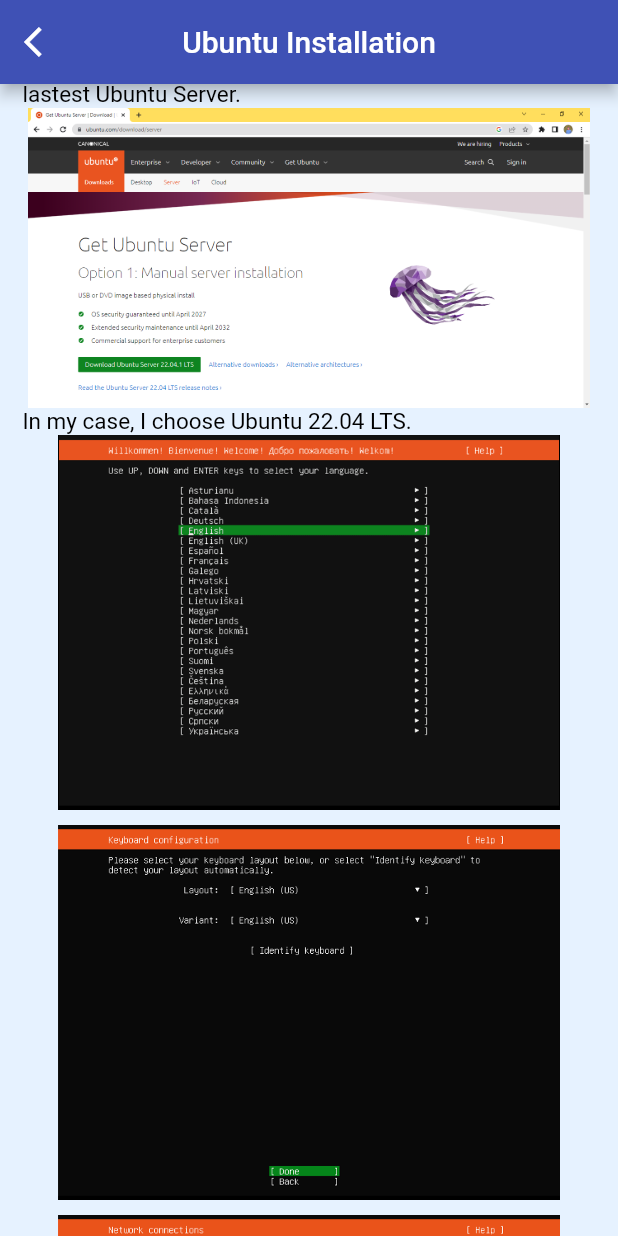
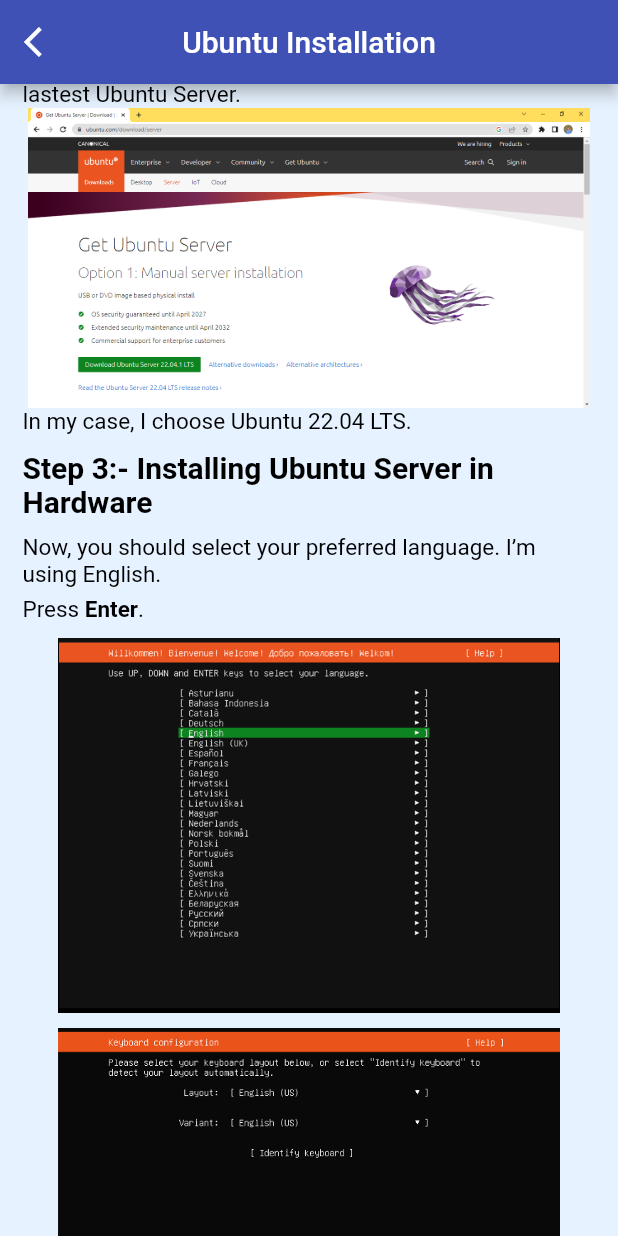
Before and after one commit to selvaraj-kuppusamy/linuxgeek, a Flutter app: the Ubuntuinstallation screen opened directly, scrolled down 576 dp, on a phone screen of 412 x 824 dp. Run offline on Flutter 3.47's test engine with Material 2 defaults, Android fonts, the phone set to English and light mode, and no system bars.

Commit message:
linux geek

```diff
--- a/lib/installation/centosinstallation.dart
+++ b/lib/installation/centosinstallation.dart
@@ -274,7 +274,7 @@ class _CentosinstallationState extends State<Centosinstallation> {
             RichText(
                 text: const TextSpan(children: [
               TextSpan(
-                text: 'Press.',
+                text: 'Press',
                 style: normaltext1,
               ),
               TextSpan(
--- a/lib/installation/ubuntuinstallation.dart
+++ b/lib/installation/ubuntuinstallation.dart
@@ -212,7 +212,34 @@ class _UbuntuinstallationState extends State<Ubuntuinstallation> {
               'In my case, I choose Ubuntu 22.04 LTS.',
               style: normaltext1,
             ),
-
+            const SizedBox(
+              height: 10.0,
+            ),
+            const Text(
+              'Step 3:- Installing Ubuntu Server in Hardware',
+              style: darktext2,
+            ),
+            const SizedBox(
+              height: 10.0,
+            ),
+            const Text('Now, you should select your preferred language. I’m using English.',style: normaltext1,),
+            const SizedBox(height: 5.0,),
+            RichText(
+                text: const TextSpan(children: [
+                  TextSpan(
+                    text: 'Press',
+                    style: normaltext1,
+                  ),
+                  TextSpan(
+                    text: '\tEnter',
+                    style: darktext3,
+                  ),
+                  TextSpan(
+                    text: '.',
+                    style: normaltext1,
+                  ),
+                ])),
+            const SizedBox(height: 10.0,),
             orientation == Orientation.portrait
                 ? Image.asset(
                     'assets/installation/ubuntuinstallation/2.png',
@@ -227,6 +254,7 @@ class _UbuntuinstallationState extends State<Ubuntuinstallation> {
             const SizedBox(
               height: 10.0,
             ),
+
             orientation == Orientation.portrait
                 ? Image.asset(
                     'assets/installation/ubuntuinstallation/3.png',
@@ -241,6 +269,29 @@ class _UbuntuinstallationState extends State<Ubuntuinstallation> {
             const SizedBox(
               height: 10.0,
             ),
+            const Text('Now, Select a keyboard layout .As I’m using a English keyboard, '
+                'Ubuntu to detect my layout.',style: normaltext1,),
+            const SizedBox(
+              height: 5.0,
+            ),
+            RichText(
+                text: const TextSpan(children: [
+                  TextSpan(
+                    text: 'Press',
+                    style: normaltext1,
+                  ),
+                  TextSpan(
+                    text: '\tEnter',
+                    style: darktext3,
+                  ),
+                  TextSpan(
+                    text: '.',
+                    style: normaltext1,
+                  ),
+                ])),
+            const SizedBox(
+              height: 10.0,
+            ),
             orientation == Orientation.portrait
                 ? Image.asset(
                     'assets/installation/ubuntuinstallation/4.png',
@@ -252,6 +303,29 @@ class _UbuntuinstallationState extends State<Ubuntuinstallation> {
                     height: 500.0,
                     width: width,
                   ),
+            const SizedBox(
+              height: 10.0,
+            ),
+            const Text('Now, Configure the Network Interface in Ubuntu Server. '
+                ' Choose default Network Interface option.'),
+            const SizedBox(
+              height: 5.0,
+            ),
+            RichText(
+                text: const TextSpan(children: [
+                  TextSpan(
+                    text: 'Press',
+                    style: normaltext1,
+                  ),
+                  TextSpan(
+                    text: '\tEnter',
+                    style: darktext3,
+                  ),
+                  TextSpan(
+                    text: '.',
+                    style: normaltext1,
+                  ),
+                ])),
             const SizedBox(
               height: 10.0,
             ),
--- a/lib/screens/commands.dart
+++ b/lib/screens/commands.dart
@@ -9,10 +9,28 @@ class Commands extends StatefulWidget {
 class _CommandsState extends State<Commands> {
   @override
   Widget build(BuildContext context) {
-    return const Scaffold(
-      body:  Center(
-        child: Text("HELLO i AM COMMAND"),
+   // var orientation = MediaQuery.of(context).orientation;
+    //size of the window
+    var size = MediaQuery.of(context).size;
+    // var height = size.height;
+    var width = size.width;
+
+    return  SafeArea(
+      child: Scaffold(
+        appBar: AppBar(
+          leading: IconButton(
+            icon: const Icon(Icons.arrow_back_ios, color: Colors.white),
+            onPressed: () => Navigator.of(context).pop(),
+          ),
+          title: const Text('Commands'),
+          centerTitle: true,
+        ),
+        body: ListView(
+
+        ),
+
       ),
     );
+
   }
 }
```
